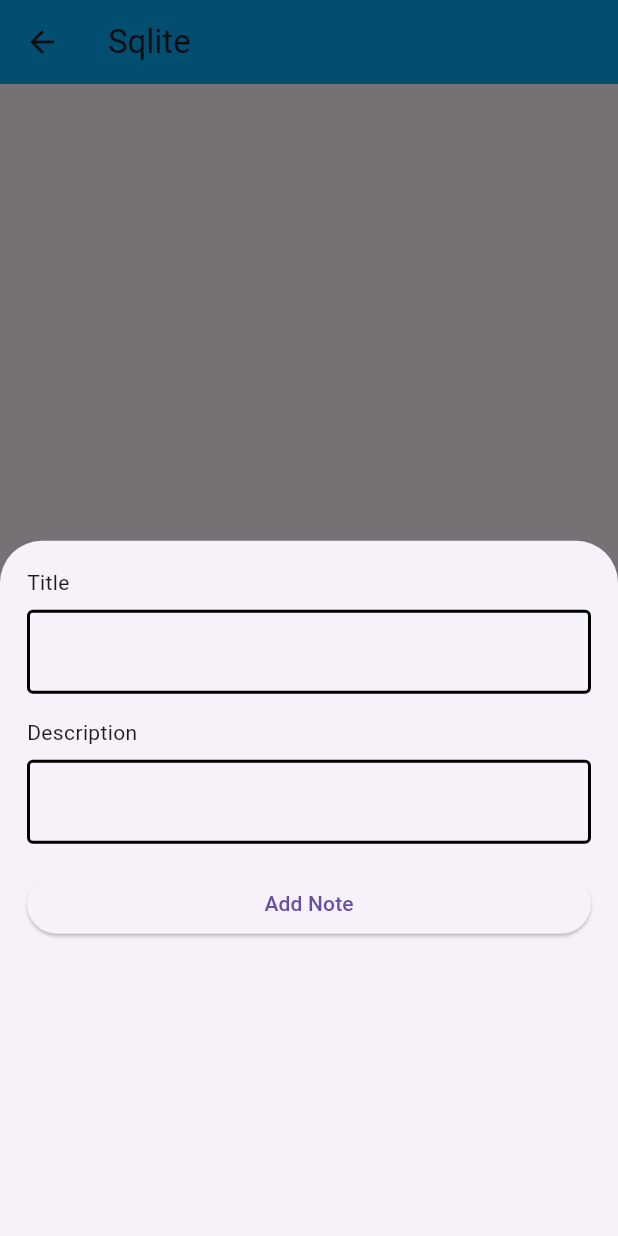
After one commit to yafizh/flutter-persistence, a Flutter app: the NotePage screen opened by its route, after a tap on the "add" icon, on a phone screen of 412 x 824 dp. The commit adds this screen. Run offline on Flutter 3.47's test engine with Material 3 defaults, Android fonts, the phone set to English and light mode, and no system bars; our stand-ins replace shared_preferences, sqflite; accounts and stored records are empty.

Commit message:
persis data with sqlite

```diff
--- a/lib/main.dart
+++ b/lib/main.dart
@@ -1,12 +1,16 @@
 import 'package:flutter/material.dart';
+import 'package:persistence/note_page.dart';
 import 'package:persistence/shared_preference.dart';
 
 void main() {
+  WidgetsFlutterBinding.ensureInitialized();
+
   runApp(MaterialApp(
     initialRoute: '/',
     routes: {
       '/': (context) => const MyApp(),
       '/shared-preferences': (context) => const ToggleTheme(),
+      '/sqlite': (context) => const NotePage()
     },
   ));
 }
@@ -23,14 +27,20 @@ class MyApp extends StatelessWidget {
       ),
       body: Padding(
         padding: const EdgeInsets.all(8),
-        child: Row(
-          mainAxisAlignment: MainAxisAlignment.center,
+        child: Column(
+          crossAxisAlignment: CrossAxisAlignment.stretch,
           children: [
             ElevatedButton(
                 onPressed: () {
                   Navigator.pushNamed(context, '/shared-preferences');
                 },
-                child: const Text('Go to shared preference page'))
+                child: const Text('Go to shared preference page')),
+            const SizedBox(height: 8),
+            ElevatedButton(
+                onPressed: () {
+                  Navigator.pushNamed(context, '/sqlite');
+                },
+                child: const Text('Go to sqlite page')),
           ],
         ),
       ),
--- /dev/null
+++ b/lib/models/note.dart
@@ -0,0 +1,11 @@
+class Note {
+  final int? id;
+  final String title;
+  final String desc;
+
+  Note({this.id, required this.title, required this.desc});
+
+  Map<String, String> toMap() {
+    return {'title': title, 'desc': desc};
+  }
+}
--- /dev/null
+++ b/lib/note_page.dart
@@ -0,0 +1,213 @@
+import 'package:flutter/material.dart';
+import 'package:persistence/models/Note.dart';
+import 'package:persistence/services/database.dart';
+
+class NotePage extends StatefulWidget {
+  const NotePage({super.key});
+
+  @override
+  State<NotePage> createState() => _NotePageState();
+}
+
+class _NotePageState extends State<NotePage> {
+  bool loading = true;
+  List<Note> notes = [];
+
+  Future<void> getNotes() async {
+    setState(() {
+      loading = true;
+    });
+
+    var tempNotes = await Database().notes();
+
+    setState(() {
+      notes = tempNotes;
+      loading = false;
+    });
+  }
+
+  Widget emptyNotes() {
+    return Center(child: Text(loading ? 'Loading...' : 'Note not available'));
+  }
+
+  @override
+  void initState() {
+    super.initState();
+    getNotes();
+  }
+
+  @override
+  Widget build(BuildContext context) {
+    return Scaffold(
+        appBar: AppBar(
+          backgroundColor: Colors.lightBlue,
+          title: const Text('Sqlite'),
+        ),
+        floatingActionButton: FloatingActionButton(
+            onPressed: () {
+              showModalBottomSheet(
+                context: context,
+                builder: (context) {
+                  return Container(
+                    padding: const EdgeInsets.all(18),
+                    child: NoteForm(getNotes: getNotes),
+                  );
+                },
+              );
+            },
+            child: const Icon(Icons.add)),
+        body: Padding(
+          padding: const EdgeInsets.all(16),
+          child: notes.isEmpty
+              ? emptyNotes()
+              : ListView.builder(
+                  itemCount: notes.length,
+                  itemBuilder: (context, index) {
+                    return Card(
+                      color: Colors.lightBlue,
+                      child: Padding(
+                          padding: const EdgeInsets.all(16),
+                          child: Row(
+                            crossAxisAlignment: CrossAxisAlignment.start,
+                            children: [
+                              Expanded(
+                                  child: Column(
+                                crossAxisAlignment: CrossAxisAlignment.start,
+                                children: [
+                                  Text(
+                                    notes[index].title,
+                                    style: const TextStyle(
+                                        fontSize: 24.0,
+                                        color: Colors.white,
+                                        fontWeight: FontWeight.bold),
+                                  ),
+                                  Text(
+                                    notes[index].desc,
+                                    style: const TextStyle(
+                                        fontSize: 16.0, color: Colors.white),
+                                  ),
+                                ],
+                              )),
+                              Column(
+                                crossAxisAlignment: CrossAxisAlignment.start,
+                                children: [
+                                  IconButton(
+                                      onPressed: () {
+                                        showModalBottomSheet(
+                                          context: context,
+                                          builder: (context) {
+                                            return Container(
+                                              padding: const EdgeInsets.all(18),
+                                              child: NoteForm(
+                                                getNotes: getNotes,
+                                                note: notes[index],
+                                              ),
+                                            );
+                                          },
+                                        );
+                                      },
+                                      icon: const Icon(
+                                        Icons.edit,
+                                        color: Colors.white,
+                                      )),
+                                  IconButton(
+                                      onPressed: () async {
+                                        setState(() {
+                                          loading = true;
+                                        });
+                                        await Database()
+                                            .deleteNote(notes[index].id!);
+                                        getNotes();
+                                      },
+                                      icon: const Icon(
+                                        Icons.delete,
+                                        color: Colors.white,
+                                      )),
+                                ],
+                              )
+                            ],
+                          )),
+                    );
+                  },
+                ),
+        ));
+  }
+}
+
+class NoteForm extends StatefulWidget {
+  final Note? note;
+  final Function getNotes;
+
+  const NoteForm({super.key, required this.getNotes, this.note});
+
+  @override
+  State<NoteForm> createState() => _NoteFormState();
+}
+
+class _NoteFormState extends State<NoteForm> {
+  final database = Database();
+
+  String _title = '';
+  String _desc = '';
+
+  @override
+  void initState() {
+    super.initState();
+
+    if (widget.note != null) {
+      setState(() {
+        _title = widget.note!.title;
+        _desc = widget.note!.desc;
+      });
+    }
+  }
+
+  @override
+  Widget build(BuildContext context) {
+    return Form(
+        child: Column(
+      crossAxisAlignment: CrossAxisAlignment.stretch,
+      children: [
+        const Text("Title"),
+        const SizedBox(height: 8),
+        TextFormField(
+          initialValue: _title,
+          decoration: const InputDecoration(
+              enabledBorder: OutlineInputBorder(
+                  borderSide: BorderSide(color: Colors.black, width: 2))),
+          onChanged: (val) {
+            setState(() {
+              _title = val;
+            });
+          },
+        ),
+        const SizedBox(height: 16),
+        const Text("Description"),
+        const SizedBox(height: 8),
+        TextFormField(
+          initialValue: _desc,
+          decoration: const InputDecoration(
+              enabledBorder: OutlineInputBorder(
+                  borderSide: BorderSide(color: Colors.black, width: 2))),
+          onChanged: (val) {
+            setState(() {
+              _desc = val;
+            });
+          },
+        ),
+        const SizedBox(height: 16),
+        ElevatedButton(
+            onPressed: () async {
+              (widget.note == null)
+                  ? await database.insertNote(Note(title: _title, desc: _desc))
+                  : await database.updateNote(
+                      widget.note!.id!, Note(title: _title, desc: _desc));
+
+              await widget.getNotes();
+              Navigator.pop(context);
+            },
+            child: Text((widget.note == null) ? 'Add Note' : 'Update Note'))
+      ],
+    ));
+  }
+}
--- /dev/null
+++ b/lib/services/database.dart
@@ -0,0 +1,45 @@
+import 'package:path/path.dart';
+import 'package:persistence/models/Note.dart';
+import 'package:sqflite/sqflite.dart' as sqflite;
+
+class Database {
+  late sqflite.Database database;
+  final tableName = 'notes';
+
+  Future<void> initDatabase() async {
+    database = await sqflite.openDatabase(
+        join(await sqflite.getDatabasesPath(), 'note_database.db'),
+        onCreate: (db, version) {
+      return db.execute("""
+          CREATE TABLE $tableName (
+            id INTEGER PRIMARY KEY AUTOINCREMENT,
+            title TEXT,
+            desc TITLE
+          )""");
+    }, version: 1);
+  }
+
+  Future<void> insertNote(Note note) async {
+    await initDatabase();
+    await database.insert('notes', note.toMap());
+  }
+
+  Future<void> updateNote(int id, Note note) async {
+    await initDatabase();
+    database.update('notes', note.toMap(), where: 'id = ?', whereArgs: [id]);
+  }
+
+  Future<void> deleteNote(int id) async {
+    await initDatabase();
+    database.delete('notes', where: 'id = ?', whereArgs: [id]);
+  }
+
+  Future<List<Note>> notes() async {
+    await initDatabase();
+    List<Map<String, Object?>> notes = await database.query('notes');
+    return [
+      for (final {'id': id, 'title': title, 'desc': desc} in notes)
+        Note(id: (id as int), title: title.toString(), desc: desc.toString())
+    ];
+  }
+}
--- a/pubspec.yaml
+++ b/pubspec.yaml
@@ -36,6 +36,8 @@ dependencies:
   # Use with the CupertinoIcons class for iOS style icons.
   cupertino_icons: ^1.0.2
   shared_preferences: ^2.2.3
+  sqflite: ^2.3.2
+  path: ^1.8.3
 
 dev_dependencies:
   flutter_test:
```
Also changed, not shown: pubspec.lock, 1 other file.
